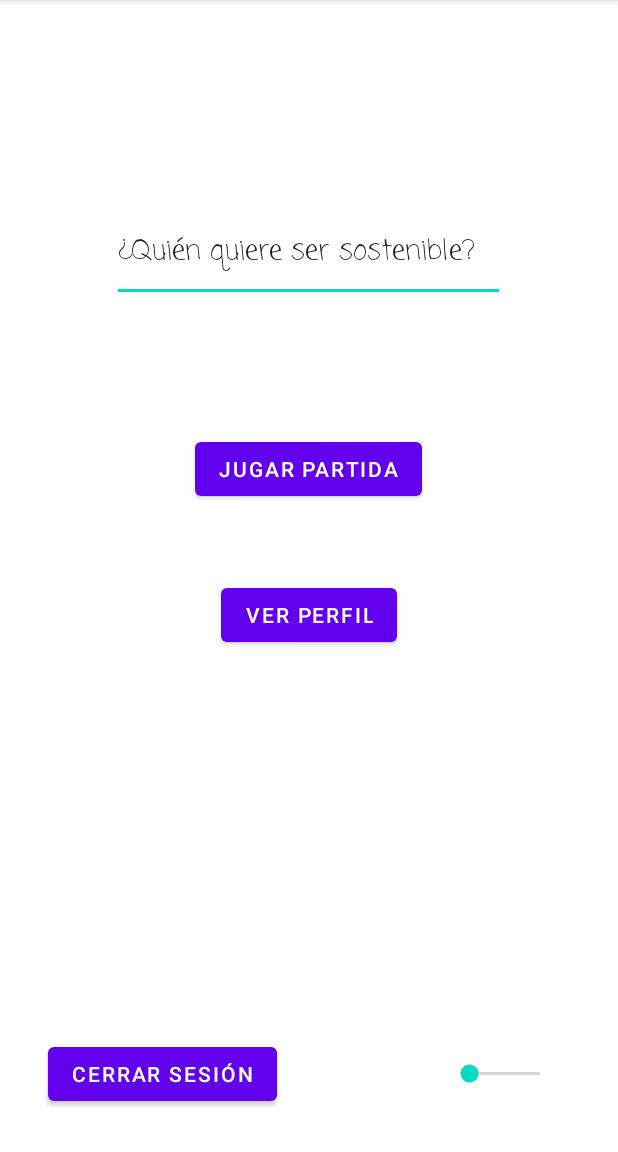
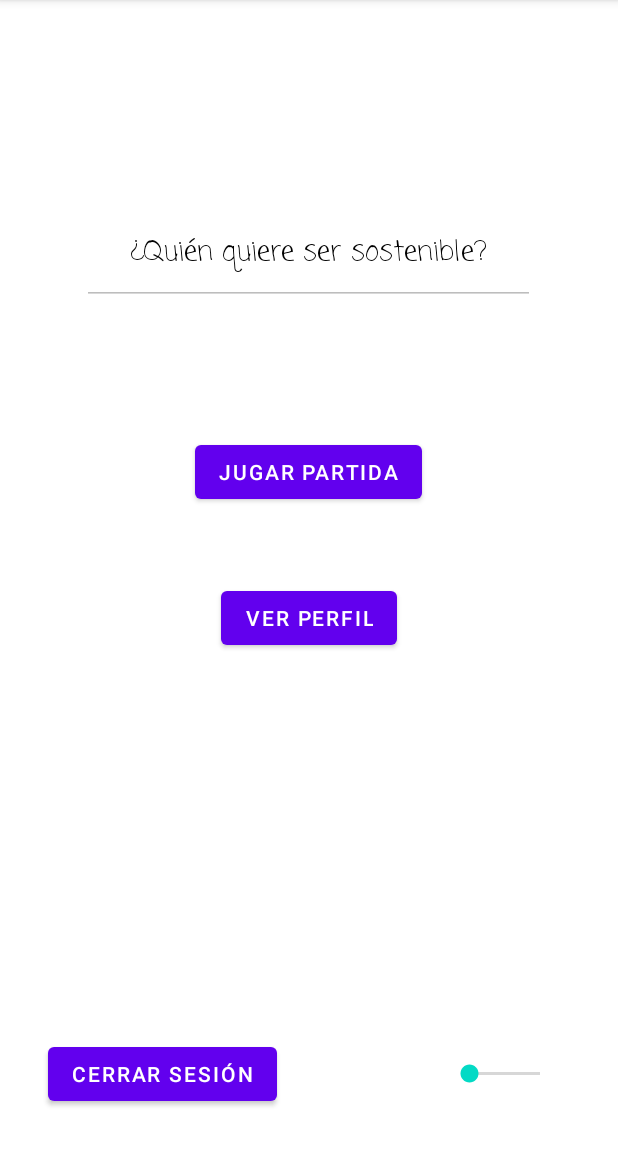
Before and after one commit to Ivangb0/Proyecto-PSW, an Android app: the JugarPartida screen opened directly, with no data from a screen before it, on a phone screen of 412 x 824 dp, the part 84-1236 px from its top. Run offline under Robolectric (Android 15) with nearby library versions, the phone set to English and light mode, and no system bars.

Commit message:
edit text no editable
El editText de jugar partida (¿Quien quiere ser sostenible?) ya no se puede editar

```diff
--- a/app/src/main/res/layout/jugarpartida.xml
+++ b/app/src/main/res/layout/jugarpartida.xml
@@ -19,15 +19,18 @@
 
     <EditText
         android:id="@+id/editTextTextPersonName"
-        android:layout_width="262dp"
-        android:layout_height="66dp"
+        android:layout_width="302dp"
+        android:layout_height="68dp"
         android:layout_marginStart="74dp"
         android:layout_marginTop="30dp"
         android:layout_marginEnd="75dp"
         android:ems="10"
+        android:enabled="false"
         android:fontFamily="casual"
         android:inputType="textPersonName"
         android:text="¿Quién quiere ser sostenible?"
+        android:textAlignment="center"
+        android:textColor="#000000"
         app:layout_constraintEnd_toEndOf="parent"
         app:layout_constraintStart_toStartOf="parent"
         app:layout_constraintTop_toBottomOf="@+id/imageView" />
```
